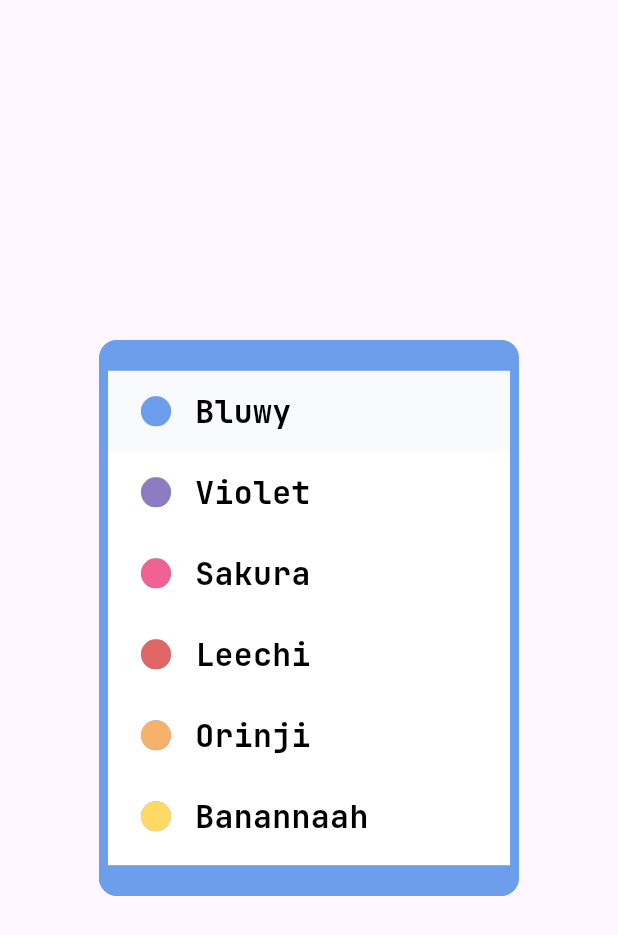
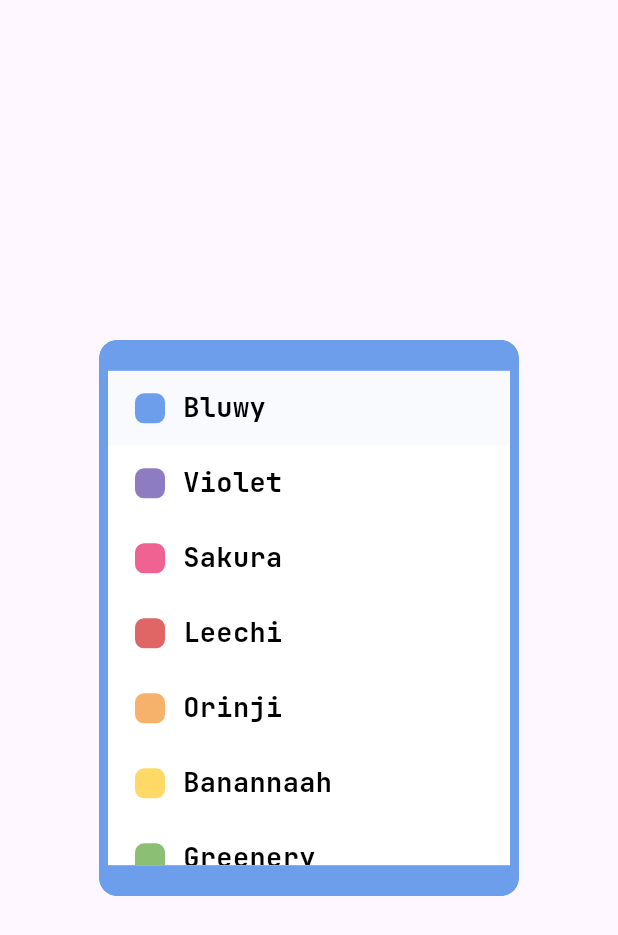
Before and after one commit to himnerom/simplecalc, a Flutter app: the CalcDrawerTheme widget shown alone on an empty page, opened directly, on a phone screen of 412 x 824 dp. Shown: the top 935 px of the screen. Run offline on Flutter 3.47's test engine with Material 3 defaults, Android fonts, the phone set to English and light mode, and no system bars; drawn by our look-alikes of flutter_slidable; our stand-ins replace decimal, shared_preferences; missing offline and left inert: window_manager; accounts and stored records are empty; statements that could not run were skipped.

Commit message:
Fix themedialog layout issues
+ add shape interaction

```diff
--- a/lib/services/screen_service.dart
+++ b/lib/services/screen_service.dart
@@ -1,4 +1,5 @@
 import 'dart:io';
+import 'package:flutter/foundation.dart';
 import 'package:flutter/material.dart';
 
 class ScreenService {
@@ -11,7 +12,7 @@ class ScreenService {
 
   /// Returns true if the current platform is a desktop
   static bool get isDesktop =>
-      Platform.isMacOS || Platform.isLinux || Platform.isWindows;
+      !kIsWeb && (Platform.isMacOS || Platform.isLinux || Platform.isWindows);
 
   /// Returns the padding surrounding the calc layout
   double get layoutPadding => layoutSize * 0.075;
--- a/lib/widgets/calc_drawer_theme.dart
+++ b/lib/widgets/calc_drawer_theme.dart
@@ -3,31 +3,63 @@ import 'package:flutter_slidable/flutter_slidable.dart';
 import 'package:provider/provider.dart';
 
 import 'package:simple_calculator/services/screen_service.dart';
+import 'package:simple_calculator/services/shape_service.dart';
 import 'package:simple_calculator/services/themes_service.dart';
 
 class CalcDrawerTheme extends StatelessWidget {
   const CalcDrawerTheme({super.key});
 
+  static const double maxWidth = 280;
+
   @override
   Widget build(BuildContext context) {
     final theme = context.watch<ThemesService>().theme;
+    final double borderRadius = context.watch<ShapeService>().borderRadius;
     final screen = ScreenService(context);
+    final double factor = screen.width < (maxWidth + 80)
+        ? screen.width / (maxWidth + 80)
+        : 1;
+
+    final double dialogWidth = maxWidth * factor;
 
     return Dialog(
       clipBehavior: Clip.antiAlias,
-      backgroundColor: theme.resBackgroundColor,
+      backgroundColor: Colors.transparent,
+      insetPadding: EdgeInsets.symmetric(
+        horizontal: 40 * factor,
+        vertical: 24 * factor,
+      ),
+      constraints: BoxConstraints(maxWidth: dialogWidth),
       shape: RoundedRectangleBorder(
-        borderRadius: BorderRadius.circular(12),
-        side: BorderSide(color: theme.btn2BackgroundColor, width: 6),
+        borderRadius: BorderRadius.circular(borderRadius * factor),
       ),
-      child: Container(
+      child: LayoutBuilder(
+        builder: (context, constraints) {
+          final double contentFactor = constraints.maxWidth < maxWidth
+              ? constraints.maxWidth / maxWidth
+              : 1;
+
+          return Card(
+            color: theme.resBackgroundColor,
+            elevation: 0,
+            margin: EdgeInsets.zero,
+            clipBehavior: Clip.antiAlias,
+            shape: RoundedRectangleBorder(
+              borderRadius: BorderRadius.circular(borderRadius * factor),
+              side: BorderSide(
+                color: theme.btn2BackgroundColor,
+                width: 6 * contentFactor,
+              ),
+            ),
+            child: SizedBox(
+              width: double.infinity,
               height: screen.height * 0.45,
-        constraints: BoxConstraints(maxWidth: 280),
               child: Column(
                 children: [
                   Container(
+                    height: screen.height * 0.025 * contentFactor,
+                    width: double.infinity,
                     color: theme.btn2BackgroundColor,
-              height: screen.height * 0.025,
                   ),
                   Expanded(
                     child: SingleChildScrollView(
@@ -43,18 +75,24 @@ class CalcDrawerTheme extends StatelessWidget {
                             children: [
                               /// Divider between categories
                               if (idx > 0 &&
-                            ThemesService.themesList[idx - 1].themeCategory !=
+                                  ThemesService
+                                          .themesList[idx - 1]
+                                          .themeCategory !=
                                       tp.themeCategory)
                                 Container(
-                            height: 3,
+                                  height: 3 * contentFactor,
                                   width: double.infinity,
                                   color: theme.btn2BackgroundColor,
                                 ),
 
-                        Slidable(
+                              SizedBox(
+                                width: double.infinity,
+                                child: Slidable(
                                   endActionPane:
-                              tp.themeCategory != ThemeCategory.simple &&
-                                  tp.themeCategory != ThemeCategory.double
+                                      tp.themeCategory !=
+                                              ThemeCategory.simple &&
+                                          tp.themeCategory !=
+                                              ThemeCategory.double
                                       ? null
                                       : ActionPane(
                                           motion: const ScrollMotion(),
@@ -62,7 +100,10 @@ class CalcDrawerTheme extends StatelessWidget {
                                             SlidableAction(
                                               onPressed: (_) => context
                                                   .read<ThemesService>()
-                                          .setTheme(idx, Brightness.light),
+                                                  .setTheme(
+                                                    idx,
+                                                    Brightness.light,
+                                                  ),
                                               backgroundColor:
                                                   ThemesService.lightBackground,
                                               foregroundColor: tp.primaryColor,
@@ -71,7 +112,10 @@ class CalcDrawerTheme extends StatelessWidget {
                                             SlidableAction(
                                               onPressed: (_) => context
                                                   .read<ThemesService>()
-                                          .setTheme(idx, Brightness.dark),
+                                                  .setTheme(
+                                                    idx,
+                                                    Brightness.dark,
+                                                  ),
                                               backgroundColor:
                                                   ThemesService.darkBackground,
                                               foregroundColor: tp.primaryColor,
@@ -80,28 +124,30 @@ class CalcDrawerTheme extends StatelessWidget {
                                           ],
                                         ),
                                   child: InkWell(
-                            highlightColor: tp.primaryColor.withOpacity(0.1),
-                            splashColor: tp.primaryColor.withOpacity(0.05),
-                            onTap: () =>
-                                context.read<ThemesService>().setTheme(idx),
+                                    highlightColor: tp.primaryColor.withOpacity(
+                                      0.1,
+                                    ),
+                                    splashColor: tp.primaryColor.withOpacity(
+                                      0.05,
+                                    ),
+                                    onTap: () => context
+                                        .read<ThemesService>()
+                                        .setTheme(idx),
                                     child: Container(
                                       color: theme.themeName == tp.themeName
                                           ? tp.primaryColor.withOpacity(0.05)
                                           : Colors.transparent,
-                              padding: const EdgeInsets.symmetric(
-                                horizontal: 24,
-                                vertical: 12,
+                                      padding: EdgeInsets.symmetric(
+                                        horizontal: 24 * contentFactor,
+                                        vertical: 12 * contentFactor,
                                       ),
                                       child: Row(
+                                        crossAxisAlignment:
+                                            CrossAxisAlignment.center,
                                         children: [
-                                  Card(
-                                    color: theme.primaryColor,
-                                    shadowColor: Colors.transparent,
-                                    clipBehavior: Clip.antiAlias,
-                                    child: SizedBox(
-                                      height: 20,
-                                      width: 20,
-                                      child: Container(
+                                          Container(
+                                            height: 20 * contentFactor,
+                                            width: 20 * contentFactor,
                                             decoration: BoxDecoration(
                                               gradient:
                                                   tp.themeCategory ==
@@ -122,22 +168,29 @@ class CalcDrawerTheme extends StatelessWidget {
                                                         tp.primaryColor,
                                                       ],
                                                     ),
+                                              borderRadius:
+                                                  BorderRadius.circular(
+                                                    borderRadius /
+                                                        2 *
+                                                        contentFactor,
                                                   ),
                                             ),
                                           ),
-                                  ),
-                                  const SizedBox(width: 12),
+                                          SizedBox(width: 12 * contentFactor),
                                           Expanded(
                                             child: Text(
                                               tp.themeName,
+                                              maxLines: 1,
+                                              overflow: TextOverflow.ellipsis,
                                               style: TextStyle(
                                                 color: theme.resTextColor,
-                                        fontSize: 21,
+                                                fontSize: 18 * contentFactor,
                                                 fontWeight: FontWeight.w800,
                                               ),
                                             ),
                                           ),
                                         ],
+                                      ),
                                     ),
                                   ),
                                 ),
@@ -149,12 +202,16 @@ class CalcDrawerTheme extends StatelessWidget {
                     ),
                   ),
                   Container(
+                    height: screen.height * 0.025 * contentFactor,
+                    width: double.infinity,
                     color: theme.btn2BackgroundColor,
-              height: screen.height * 0.025,
                   ),
                 ],
               ),
             ),
           );
+        },
+      ),
+    );
   }
 }
--- a/pubspec.yaml
+++ b/pubspec.yaml
@@ -1,7 +1,7 @@
 name: simple_calculator
 description: Just a simple calculator. Nothing more.
 publish_to: 'none'
-version: 1.1.2+14
+version: 1.1.3+15
 
 environment:
   sdk: ^3.12.2
```
Also changed, not shown: pubspec.lock. Lines whose indentation alone changed are shown as unchanged.
